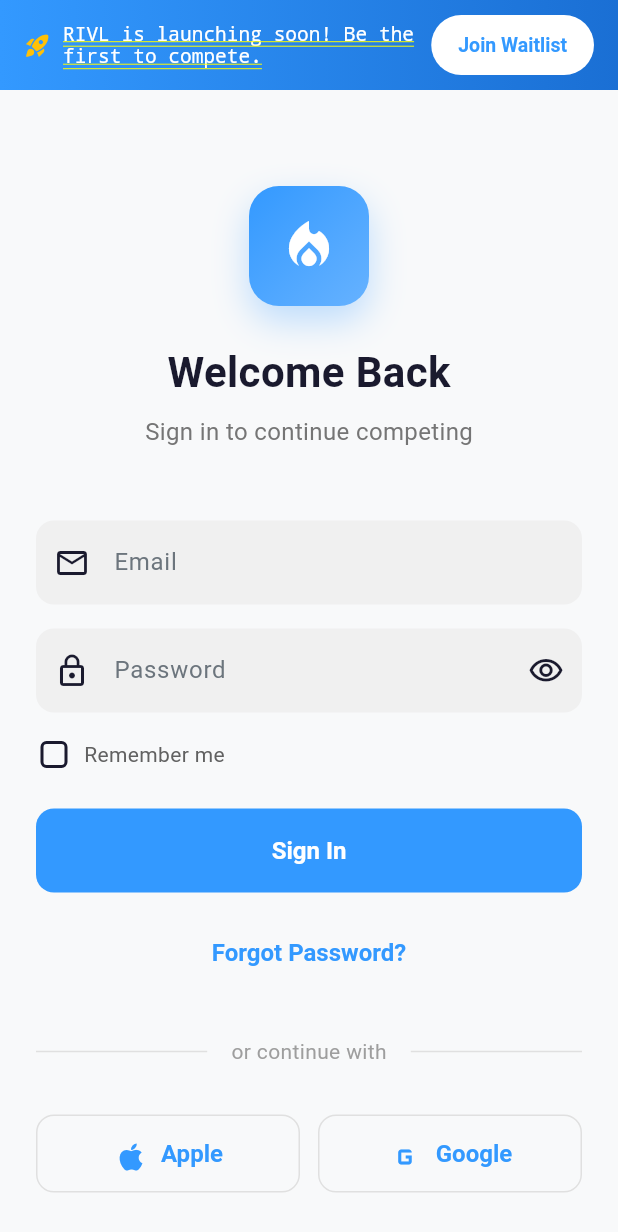
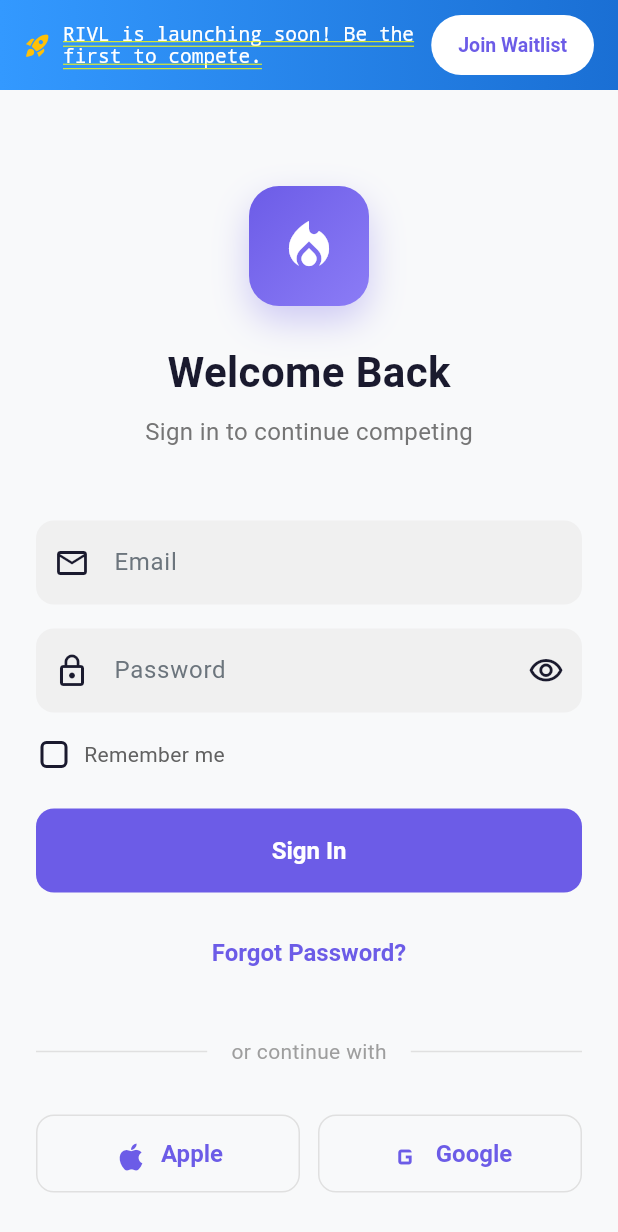
Before and after one commit to bbakenhus7/rivl, a Flutter app: the screen it shows after launch, on a phone screen of 412 x 824 dp. Shown: the top 1232 px of the screen. Run offline on Flutter 3.47's test engine with Material 3 defaults, Android fonts, the phone set to English and light mode, and no system bars; our stand-ins replace cloud_firestore, cloud_functions, firebase_auth, firebase_core, firebase_messaging; missing offline and left inert: flutter_stripe; accounts and stored records are empty.

Commit message:
Switch primary color from blue to purple-indigo
Changes primary palette from #3399FF blue to #6C5CE7 purple-indigo
for a more distinctive brand identity that pairs better with the
coral secondary and the existing indigo-tinted dark surfaces.

https://claude.ai/code/session_01KkY3GynWT2fzfJ8gHcoR6q

```diff
--- a/lib/utils/theme.dart
+++ b/lib/utils/theme.dart
@@ -3,10 +3,10 @@
 import 'package:flutter/material.dart';
 
 class RivlColors {
-  // Primary colors
-  static const Color primary = Color(0xFF3399FF);
-  static const Color primaryDark = Color(0xFF2277DD);
-  static const Color primaryLight = Color(0xFF66B2FF);
+  // Primary colors (purple-indigo)
+  static const Color primary = Color(0xFF6C5CE7);
+  static const Color primaryDark = Color(0xFF5A4BD6);
+  static const Color primaryLight = Color(0xFF8B7CF6);
 
   // Secondary colors
   static const Color secondary = Color(0xFFFF6B5B);
```
